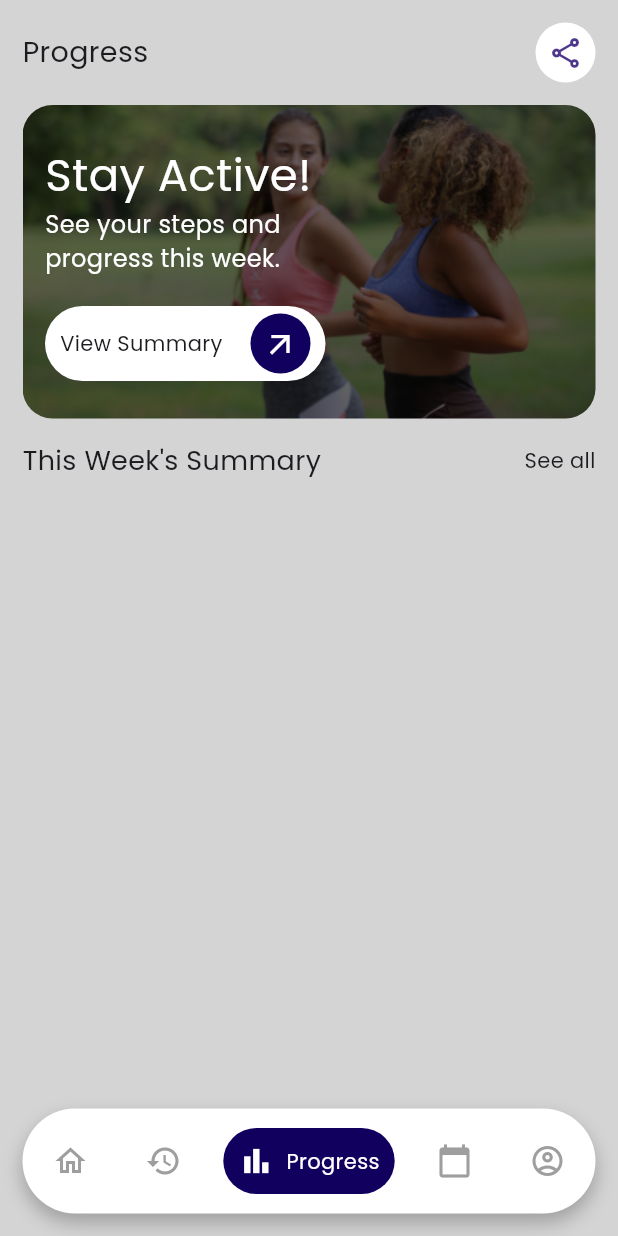
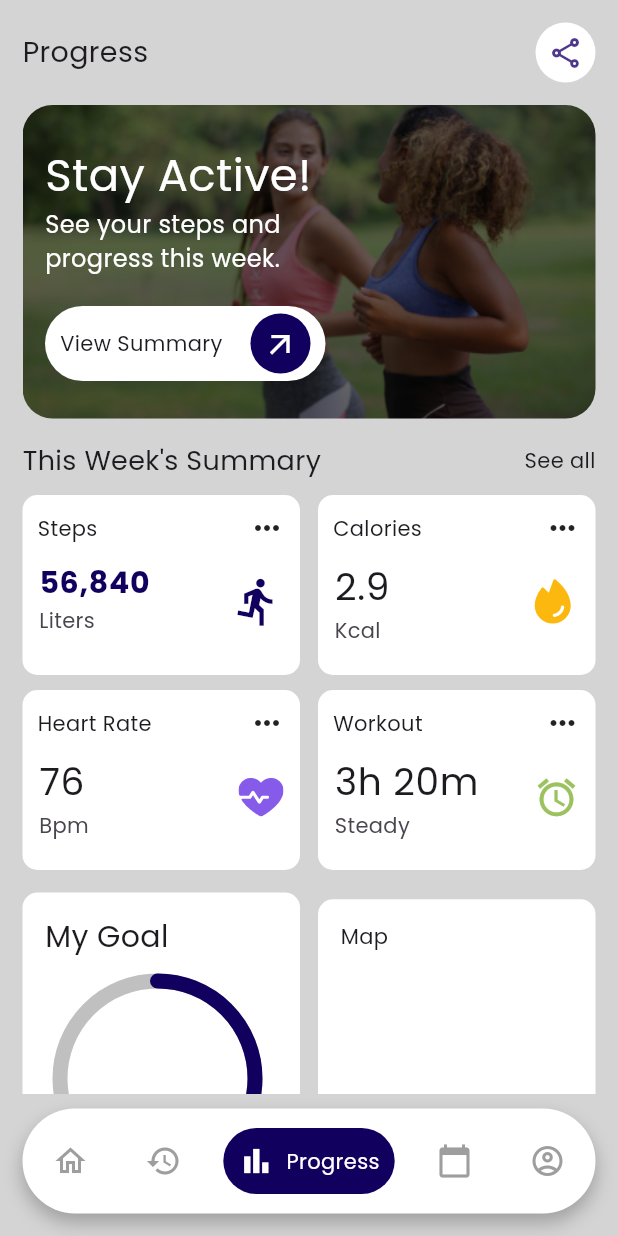
Before and after one commit to Joyy-dev/workout, a Flutter app: the Navigation screen opened directly, item 3 of the bottom bar chosen, on a phone screen of 412 x 824 dp. Run offline on Flutter 3.47's test engine with Material 3 defaults, Android fonts, the phone set to English and light mode, and no system bars; our stand-ins replace firebase_auth, firebase_core, fl_chart, flutter_svg, shared_preferences; accounts and stored records are empty; generated files the repository leaves out were written again.

```diff
--- a/lib/screen/progress_screen.dart
+++ b/lib/screen/progress_screen.dart
@@ -1,4 +1,6 @@
 import 'package:flutter/material.dart';
+import 'package:workout/widgets/goal.dart';
+import 'package:workout/widgets/weekly_summary.dart';
 
 class ProgressScreen extends StatelessWidget {
   const ProgressScreen({super.key});
@@ -8,6 +10,7 @@ class ProgressScreen extends StatelessWidget {
     return Scaffold(
       backgroundColor: Color(0xFFD4D4D4),
       body: SafeArea(
+        child: SingleChildScrollView(
           child: Padding(
             padding: const EdgeInsets.only(
               top: 15,
@@ -112,8 +115,13 @@ class ProgressScreen extends StatelessWidget {
                       'See all'
                     )
                   ],
-              )
+                ),
+                SizedBox(height: 10,),
+                WeeklySummary(),
+                SizedBox(height: 15,),
+                Goal()
               ],
+            ),
           ),
         ),
       ),
--- /dev/null
+++ b/lib/widgets/goal.dart
@@ -0,0 +1,61 @@
+import 'package:flutter/material.dart';
+
+class Goal extends StatelessWidget {
+  const Goal({super.key});
+
+  @override
+  Widget build(BuildContext context) {
+    return Row(
+      mainAxisAlignment: MainAxisAlignment.spaceBetween,
+      children: [
+        Container(
+          //height: 200,
+          width: 185,
+          padding: EdgeInsets.all(15),
+          decoration: BoxDecoration(
+            color: Colors.white,
+            borderRadius: BorderRadius.circular(10)
+          ),
+          child: Column(
+            crossAxisAlignment: CrossAxisAlignment.start,
+            children: [
+              Text(
+                'My Goal',
+                style: TextStyle(
+                  fontSize: 20
+                ),
+              ),
+              SizedBox(height: 5,),
+              CircularProgressIndicator(
+                value: 0.60,
+                strokeCap: StrokeCap.round,
+                backgroundColor: Color(0xFFC0C0C0),
+                padding: EdgeInsets.all(10),
+                constraints: BoxConstraints(
+                  minWidth: 130,
+                  minHeight: 130
+                ),
+                strokeWidth: 10,
+                valueColor: AlwaysStoppedAnimation(Color(0xFF12005F)),
+              ),
+              SizedBox(height: 5,),
+              Text(
+                'You\'re 60% closer to your goal. Keep pushing the finish line is near!'
+              )
+            ],
+          ),
+        ),
+        Container(
+          height: 290,
+          width: 185,
+          padding: EdgeInsets.all(15),
+          decoration: BoxDecoration(
+            color: Colors.white,
+            borderRadius: BorderRadius.circular(10)
+          ),
+          child: Text('Map'),
+        )
+      ],
+    );
+  }
+}
--- a/lib/widgets/navigation.dart
+++ b/lib/widgets/navigation.dart
@@ -2,7 +2,9 @@ import 'package:flutter/material.dart';
 import 'package:shared_preferences/shared_preferences.dart';
 import 'package:workout/screen/history_screen.dart';
 import 'package:workout/screen/home_screens.dart';
+import 'package:workout/screen/my_account_screen.dart';
 import 'package:workout/screen/progress_screen.dart';
+import 'package:workout/screen/to_do_list_screen.dart';
 
 class Navigation extends StatefulWidget {
   const Navigation({super.key});
@@ -17,7 +19,9 @@ class _NavigationState extends State<Navigation> {
   List<Widget> screens = [
     HomeScreens(),
     HistoryScreen(),
-    ProgressScreen()
+    ProgressScreen(),
+    ToDoListScreen(),
+    MyAccountScreen()
   ];
 
   List <IconData> icons = [
--- /dev/null
+++ b/lib/widgets/weekly_summary.dart
@@ -0,0 +1,186 @@
+import 'package:flutter/material.dart';
+import 'package:flutter_svg/flutter_svg.dart';
+
+class WeeklySummary extends StatelessWidget {
+  const WeeklySummary({super.key});
+
+  @override
+  Widget build(BuildContext context) {
+    return Column(
+      children: [
+        Row(
+          mainAxisAlignment: MainAxisAlignment.spaceBetween,
+          children: [
+            Container(
+              height: 120,
+              width: 185,
+              padding: EdgeInsets.all(10),
+              decoration: BoxDecoration(
+                color: Colors.white,
+                borderRadius: BorderRadius.circular(10)
+              ),
+              child: Column(
+                children: [
+                  Row(
+                    mainAxisAlignment: MainAxisAlignment.spaceBetween,
+                    children: [
+                      Text(
+                        'Steps'
+                      ),
+                      Icon(Icons.more_horiz)
+                    ],
+                  ),
+                  ListTile(
+                    contentPadding: EdgeInsets.all(1),
+                    title: Text(
+                      '56,840',
+                      style: TextStyle(
+                        fontSize: 20,
+                        fontWeight: FontWeight.bold,
+                        color: Color(0xFF12005F)
+                      ),
+                    ),
+                    subtitle: Text(
+                      'Liters'
+                    ),
+                    trailing: Icon(
+                      Icons.directions_run_outlined,
+                      color: Color(0xFF12005F),
+                      size: 35,
+                    ),
+                  )
+                ],
+              ),
+            ),
+            Container(
+              height: 120,
+              width: 185,
+              padding: EdgeInsets.all(10),
+              decoration: BoxDecoration(
+                color: Colors.white,
+                borderRadius: BorderRadius.circular(10)
+              ),
+              child: Column(
+                children: [
+                  Row(
+                    mainAxisAlignment: MainAxisAlignment.spaceBetween,
+                    children: [
+                      Text(
+                        'Calories'
+                      ),
+                      Icon(
+                        Icons.more_horiz
+                      ),
+                    ],
+                  ),
+                  ListTile(
+                    contentPadding: EdgeInsets.all(1.0),
+                    title: Text(
+                      '2.9',
+                      style: TextStyle(
+                        fontSize: 25
+                      ),
+                    ),
+                    subtitle: Text(
+                      'Kcal'
+                    ),
+                    trailing: SvgPicture.asset(
+                      'assets/svg/Fire.svg',
+                      fit: BoxFit.cover,
+                      width: 35,
+                    ),
+                  )
+                ],
+              ),
+            )
+          ],
+        ),
+        SizedBox(height: 10,),
+        Row(
+          mainAxisAlignment: MainAxisAlignment.spaceBetween,
+          children: [
+            Container(
+              height: 120,
+              width: 185,
+              padding: EdgeInsets.all(10),
+              decoration: BoxDecoration(
+                color: Colors.white,
+                borderRadius: BorderRadius.circular(10)
+              ),
+              child: Column(
+                children: [
+                  Row(
+                    mainAxisAlignment: MainAxisAlignment.spaceBetween,
+                    children: [
+                      Text(
+                        'Heart Rate'
+                      ),
+                      Icon(Icons.more_horiz)
+                    ],
+                  ),
+                  ListTile(
+                    contentPadding: EdgeInsets.all(1),
+                    title: Text(
+                      '76',
+                      style: TextStyle(
+                        fontSize: 25
+                      ),
+                    ),
+                    subtitle: Text(
+                      'Bpm'
+                    ),
+                    trailing: SvgPicture.asset(
+                      'assets/svg/Vector.svg',
+                      width: 30,
+                    ),
+                  )
+                ],
+              ),
+            ),
+            Container(
+              height: 120,
+              width: 185,
+              padding: EdgeInsets.all(10),
+              decoration: BoxDecoration(
+                color: Colors.white,
+                borderRadius: BorderRadius.circular(10)
+              ),
+              child: Column(
+                children: [
+                  Row(
+                    mainAxisAlignment: MainAxisAlignment.spaceBetween,
+                    children: [
+                      Text(
+                        'Workout'
+                      ),
+                      Icon(
+                        Icons.more_horiz
+                      )
+                    ],
+                  ),
+                  ListTile(
+                    contentPadding: EdgeInsets.all(1.0),
+                    title: Text(
+                      '3h 20m',
+                      style: TextStyle(
+                        fontSize: 25
+                      ),
+                    ),
+                    subtitle: Text(
+                      'Steady'
+                    ),
+                    trailing: Icon(
+                      Icons.alarm,
+                      color: Color(0xFF9CC15F),
+                      size: 30,
+                    ),
+                  )
+                ],
+              ),
+            )
+          ],
+        )
+      ],
+    );
+  }
+}
```
Also changed, not shown: lib/screen/my_account_screen.dart (added, +152 -0 lines), lib/screen/to_do_list_screen.dart (added, +10 -0 lines). Lines whose indentation alone changed are shown as unchanged.
